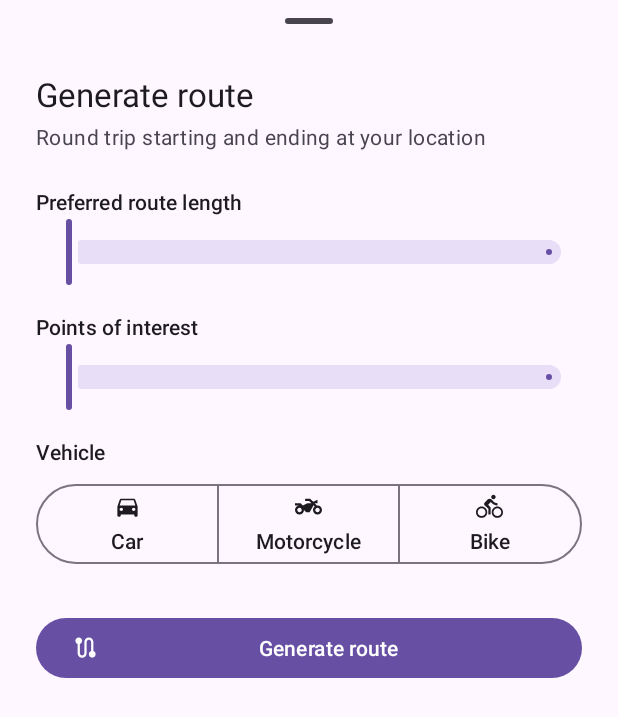
After one commit to bp310329/mobileApp, an Android app built with Jetpack Compose: the layout sheet_route_settings.xml on its own in the app's theme, with its tools: preview values and no code run, on a phone screen of 412 x 824 dp. The commit adds this screen. Shown: the top 717 px of the screen. Run offline under Robolectric (Android 15) with nearby library versions, the phone set to English and light mode, and no system bars.

Commit message:
added: route generation settings

```diff
--- /dev/null
+++ b/app/src/main/res/drawable/ic_vehicle_bike.xml
@@ -0,0 +1,9 @@
+<vector xmlns:android="http://schemas.android.com/apk/res/android"
+    android:width="24dp"
+    android:height="24dp"
+    android:viewportWidth="24"
+    android:viewportHeight="24">
+    <path
+        android:fillColor="#FF000000"
+        android:pathData="M15.5,5.5c1.1,0 2,-0.9 2,-2s-0.9,-2 -2,-2 -2,0.9 -2,2 0.9,2 2,2zM5,12c-2.8,0 -5,2.2 -5,5s2.2,5 5,5 5,-2.2 5,-5 -2.2,-5 -5,-5zM5,20.5c-1.9,0 -3.5,-1.6 -3.5,-3.5s1.6,-3.5 3.5,-3.5 3.5,1.6 3.5,3.5 -1.6,3.5 -3.5,3.5zM10.8,10.5l2.4,-2.4 0.8,0.8c1.3,1.3 3,2.1 5.1,2.1L19.1,9c-1.5,0 -2.7,-0.6 -3.6,-1.5l-1.9,-1.9c-0.5,-0.4 -1,-0.6 -1.6,-0.6s-1.1,0.2 -1.4,0.6L7.8,8.4c-0.4,0.4 -0.6,0.9 -0.6,1.4 0,0.6 0.2,1.1 0.6,1.4L11,14v5h2v-6.2l-2.2,-2.3zM19,12c-2.8,0 -5,2.2 -5,5s2.2,5 5,5 5,-2.2 5,-5 -2.2,-5 -5,-5zM19,20.5c-1.9,0 -3.5,-1.6 -3.5,-3.5s1.6,-3.5 3.5,-3.5 3.5,1.6 3.5,3.5 -1.6,3.5 -3.5,3.5z" />
+</vector>
--- /dev/null
+++ b/app/src/main/res/drawable/ic_vehicle_car.xml
@@ -0,0 +1,9 @@
+<vector xmlns:android="http://schemas.android.com/apk/res/android"
+    android:width="24dp"
+    android:height="24dp"
+    android:viewportWidth="24"
+    android:viewportHeight="24">
+    <path
+        android:fillColor="#FF000000"
+        android:pathData="M18.92,6.01C18.72,5.42 18.16,5 17.5,5h-11c-0.66,0 -1.21,0.42 -1.42,1.01L3,12v8c0,0.55 0.45,1 1,1h1c0.55,0 1,-0.45 1,-1v-1h12v1c0,0.55 0.45,1 1,1h1c0.55,0 1,-0.45 1,-1v-8l-2.08,-5.99zM6.5,16c-0.83,0 -1.5,-0.67 -1.5,-1.5S5.67,13 6.5,13s1.5,0.67 1.5,1.5S7.33,16 6.5,16zM17.5,16c-0.83,0 -1.5,-0.67 -1.5,-1.5s0.67,-1.5 1.5,-1.5 1.5,0.67 1.5,1.5 -0.67,1.5 -1.5,1.5zM5,11l1.5,-4.5h11L19,11L5,11z" />
+</vector>
--- /dev/null
+++ b/app/src/main/res/drawable/ic_vehicle_motorcycle.xml
@@ -0,0 +1,9 @@
+<vector xmlns:android="http://schemas.android.com/apk/res/android"
+    android:width="24dp"
+    android:height="24dp"
+    android:viewportWidth="24"
+    android:viewportHeight="24">
+    <path
+        android:fillColor="#FF000000"
+        android:pathData="M20,11c-0.18,0 -0.36,0.03 -0.53,0.05L17.41,9H20V6l-3.72,1.86L13.41,5H9v2h3.59l2,2H11l-4,2L5,9H0v2h4c-2.21,0 -4,1.79 -4,4c0,2.21 1.79,4 4,4c2.21,0 4,-1.79 4,-4l2,2h3l3.49,-6.1l1.01,1.01C16.59,12.64 16,13.75 16,15c0,2.21 1.79,4 4,4c2.21,0 4,-1.79 4,-4C24,12.79 22.21,11 20,11zM4,17c-1.1,0 -2,-0.9 -2,-2c0,-1.1 0.9,-2 2,-2c1.1,0 2,0.9 2,2C6,16.1 5.1,17 4,17zM20,17c-1.1,0 -2,-0.9 -2,-2c0,-1.1 0.9,-2 2,-2s2,0.9 2,2C22,16.1 21.1,17 20,17z" />
+</vector>
--- /dev/null
+++ b/app/src/main/res/layout/sheet_route_settings.xml
@@ -0,0 +1,151 @@
+<?xml version="1.0" encoding="utf-8"?>
+<!-- Bottom sheet: preferences for generating a recreational route (RouteSettingsSheet). -->
+<androidx.core.widget.NestedScrollView xmlns:android="http://schemas.android.com/apk/res/android"
+    xmlns:app="http://schemas.android.com/apk/res-auto"
+    android:layout_width="match_parent"
+    android:layout_height="wrap_content">
+
+    <LinearLayout
+        android:layout_width="match_parent"
+        android:layout_height="wrap_content"
+        android:orientation="vertical"
+        android:paddingHorizontal="24dp"
+        android:paddingBottom="24dp">
+
+        <com.google.android.material.bottomsheet.BottomSheetDragHandleView
+            android:layout_width="match_parent"
+            android:layout_height="wrap_content" />
+
+        <TextView
+            android:layout_width="match_parent"
+            android:layout_height="wrap_content"
+            android:text="@string/route_settings_title"
+            android:textAppearance="?attr/textAppearanceTitleLarge" />
+
+        <TextView
+            android:layout_width="match_parent"
+            android:layout_height="wrap_content"
+            android:layout_marginTop="4dp"
+            android:text="@string/route_settings_subtitle"
+            android:textAppearance="?attr/textAppearanceBodyMedium"
+            android:textColor="?attr/colorOnSurfaceVariant" />
+
+        <!-- Route length -->
+        <LinearLayout
+            android:layout_width="match_parent"
+            android:layout_height="wrap_content"
+            android:layout_marginTop="24dp"
+            android:orientation="horizontal">
+
+            <TextView
+                android:layout_width="0dp"
+                android:layout_height="wrap_content"
+                android:layout_weight="1"
+                android:labelFor="@id/lengthSlider"
+                android:text="@string/route_length_label"
+                android:textAppearance="?attr/textAppearanceTitleSmall" />
+
+            <TextView
+                android:id="@+id/lengthValue"
+                android:layout_width="wrap_content"
+                android:layout_height="wrap_content"
+                android:textAppearance="?attr/textAppearanceTitleSmall"
+                android:textColor="?attr/colorPrimary" />
+        </LinearLayout>
+
+        <com.google.android.material.slider.Slider
+            android:id="@+id/lengthSlider"
+            android:layout_width="match_parent"
+            android:layout_height="wrap_content"
+            android:contentDescription="@string/route_length_label"
+            app:labelBehavior="gone" />
+
+        <!-- Points of interest -->
+        <LinearLayout
+            android:layout_width="match_parent"
+            android:layout_height="wrap_content"
+            android:layout_marginTop="16dp"
+            android:orientation="horizontal">
+
+            <TextView
+                android:layout_width="0dp"
+                android:layout_height="wrap_content"
+                android:layout_weight="1"
+                android:labelFor="@id/poiSlider"
+                android:text="@string/route_poi_label"
+                android:textAppearance="?attr/textAppearanceTitleSmall" />
+
+            <TextView
+                android:id="@+id/poiValue"
+                android:layout_width="wrap_content"
+                android:layout_height="wrap_content"
+                android:textAppearance="?attr/textAppearanceTitleSmall"
+                android:textColor="?attr/colorPrimary" />
+        </LinearLayout>
+
+        <com.google.android.material.slider.Slider
+            android:id="@+id/poiSlider"
+            android:layout_width="match_parent"
+            android:layout_height="wrap_content"
+            android:contentDescription="@string/route_poi_label"
+            app:labelBehavior="gone" />
+
+        <!-- Vehicle -->
+        <TextView
+            android:layout_width="match_parent"
+            android:layout_height="wrap_content"
+            android:layout_marginTop="16dp"
+            android:text="@string/route_vehicle_label"
+            android:textAppearance="?attr/textAppearanceTitleSmall" />
+
+        <com.google.android.material.button.MaterialButtonToggleGroup
+            android:id="@+id/vehicleGroup"
+            android:layout_width="match_parent"
+            android:layout_height="wrap_content"
+            android:layout_marginTop="8dp"
+            app:selectionRequired="true"
+            app:singleSelection="true">
+
+            <Button
+                android:id="@+id/vehicleCar"
+                style="?attr/materialButtonOutlinedStyle"
+                android:layout_width="0dp"
+                android:layout_height="wrap_content"
+                android:layout_weight="1"
+                android:text="@string/vehicle_car"
+                app:icon="@drawable/ic_vehicle_car"
+                app:iconGravity="top"
+                app:iconPadding="4dp" />
+
+            <Button
+                android:id="@+id/vehicleMotorcycle"
+                style="?attr/materialButtonOutlinedStyle"
+                android:layout_width="0dp"
+                android:layout_height="wrap_content"
+                android:layout_weight="1"
+                android:text="@string/vehicle_motorcycle"
+                app:icon="@drawable/ic_vehicle_motorcycle"
+                app:iconGravity="top"
+                app:iconPadding="4dp" />
+
+            <Button
+                android:id="@+id/vehicleBike"
+                style="?attr/materialButtonOutlinedStyle"
+                android:layout_width="0dp"
+                android:layout_height="wrap_content"
+                android:layout_weight="1"
+                android:text="@string/vehicle_bike"
+                app:icon="@drawable/ic_vehicle_bike"
+                app:iconGravity="top"
+                app:iconPadding="4dp" />
+        </com.google.android.material.button.MaterialButtonToggleGroup>
+
+        <Button
+            android:id="@+id/generateButton"
+            android:layout_width="match_parent"
+            android:layout_height="wrap_content"
+            android:layout_marginTop="28dp"
+            android:text="@string/route_generate"
+            app:icon="@drawable/ic_route" />
+    </LinearLayout>
+</androidx.core.widget.NestedScrollView>
--- a/app/src/main/res/values/strings.xml
+++ b/app/src/main/res/values/strings.xml
@@ -18,7 +18,17 @@
     <string name="bluetooth_permission_denied">Bluetooth permission denied.</string>
     <string name="bluetooth_disabled">Bluetooth is turned off.</string>
     <string name="create_route">Create route</string>
-    <string name="create_route_placeholder_toast">Route creation – coming soon</string>
+    <string name="route_settings_title">Generate route</string>
+    <string name="route_settings_subtitle">Round trip starting and ending at your location</string>
+    <string name="route_length_label">Preferred route length</string>
+    <string name="route_length_value">%1$d km</string>
+    <string name="route_poi_label">Points of interest</string>
+    <string name="route_vehicle_label">Vehicle</string>
+    <string name="vehicle_car">Car</string>
+    <string name="vehicle_motorcycle">Motorcycle</string>
+    <string name="vehicle_bike">Bike</string>
+    <string name="route_generate">Generate route</string>
+    <string name="route_generate_placeholder_toast">Route generation coming soon (%1$d km, %2$d POIs, %3$s)</string>
     <string name="center_on_location">Center on my location</string>
     <string name="location_permission_denied">Location permission denied.</string>
 </resources>
```
Also changed, not shown: app/src/main/java/com/example/mobileapp/MainActivity.kt (+36 -3 lines), app/src/main/java/com/example/mobileapp/ui/route/RouteSettings.kt (added, +59 -0 lines), app/src/main/java/com/example/mobileapp/ui/route/RouteSettingsSheet.kt (added, +101 -0 lines).
